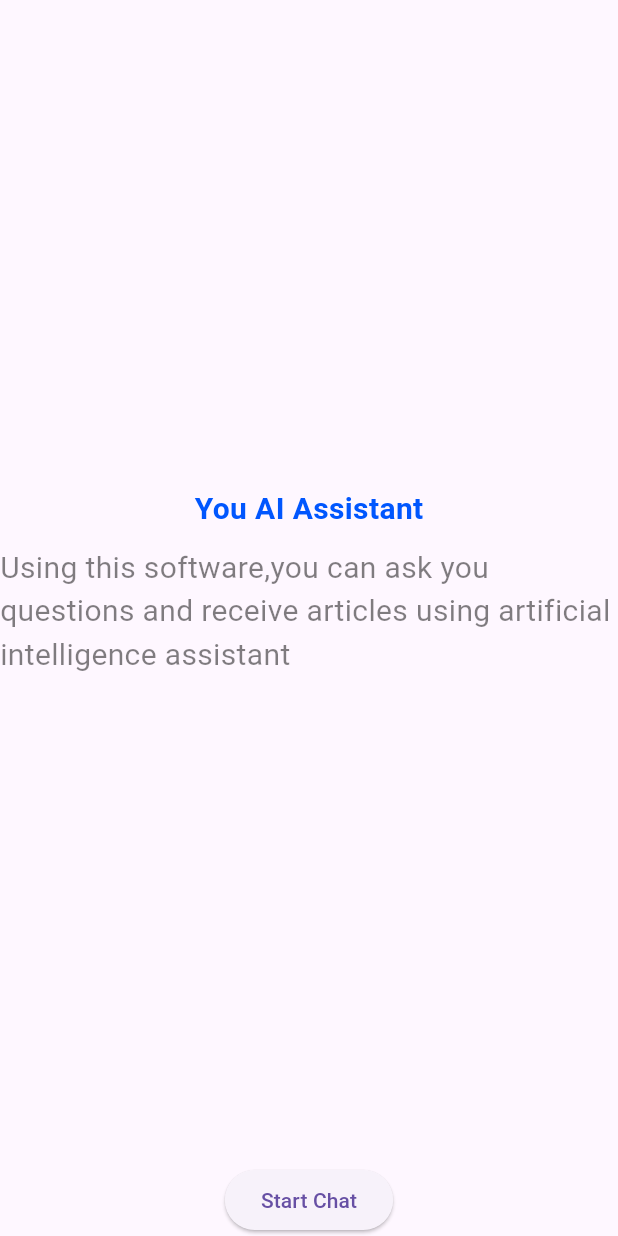
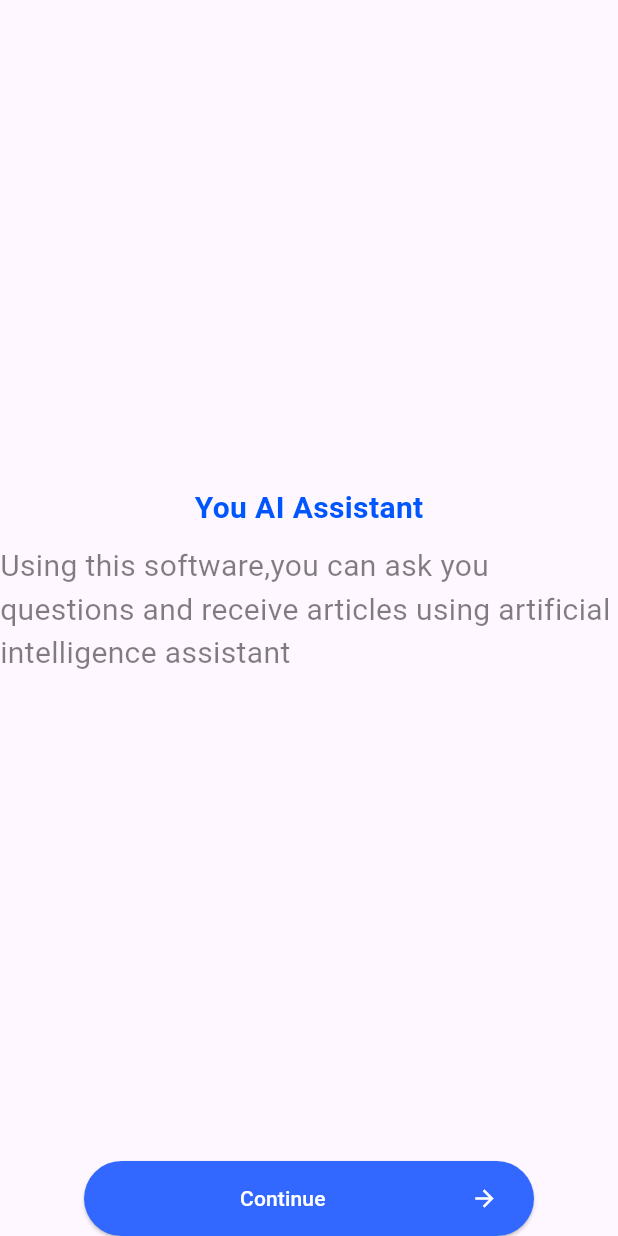
Before and after one commit to Flutter-gg-1/Assignment-11, a Flutter app: the screen it shows after launch, on a phone screen of 412 x 824 dp. Run offline on Flutter 3.47's test engine with Material 3 defaults, Android fonts, the phone set to English and light mode, and no system bars.

Commit message:
UPD Page 1 versoin 0.0.1

```diff
--- a/lib/pages/page_1.dart
+++ b/lib/pages/page_1.dart
@@ -1,5 +1,6 @@
 import 'package:flutter/material.dart';
 import '../core/all_file.dart';
+
 class AIAssistant extends StatelessWidget {
   const AIAssistant({super.key});
 
@@ -29,11 +30,27 @@ class AIAssistant extends StatelessWidget {
               ),
             ),
             const Spacer(),
-            ElevatedButton(
-              onPressed: () {
-                context.goTo(const ChatGPTPage());
-              },
-              child: const Text('Start Chat'),
+            SizedBox(
+              width: 300,
+              height: 50,
+              child: ElevatedButton(
+                style: ElevatedButton.styleFrom(
+                  backgroundColor: const Color.fromRGBO(50, 104, 255, 1),
+                ),
+                onPressed: () {
+                  context.goTo(const ChatGPTPage());
+                },
+                child: const Padding(
+                  padding: EdgeInsets.only(left: 80),
+                  child: Row(
+                    mainAxisAlignment: MainAxisAlignment.spaceBetween,
+                    children: [
+                      Text('Continue', style: TextStyle(color: Colors.white)),
+                      Icon(Icons.arrow_forward, color: Colors.white),
+                    ],
+                  ),
+                ),
+              ),
             ),
           ],
         ),
```
Also changed, not shown: lib/common/reuse_widgets.dart (+36 -0 lines), lib/pages/page_2.dart (+9 -35 lines).
